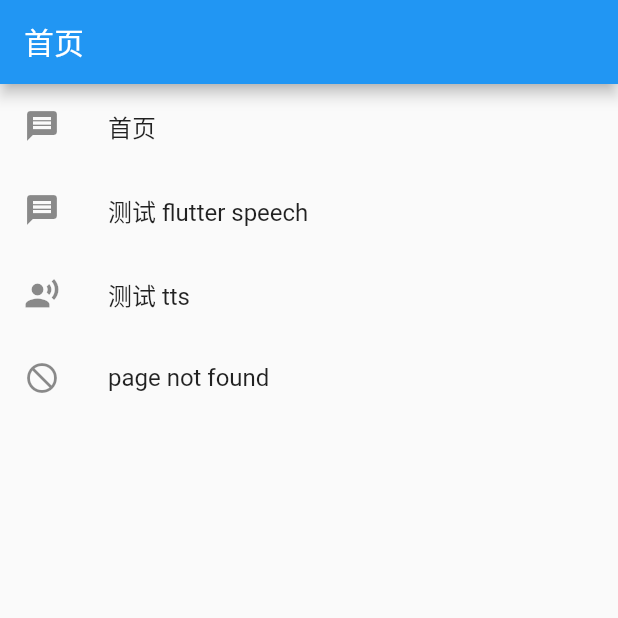
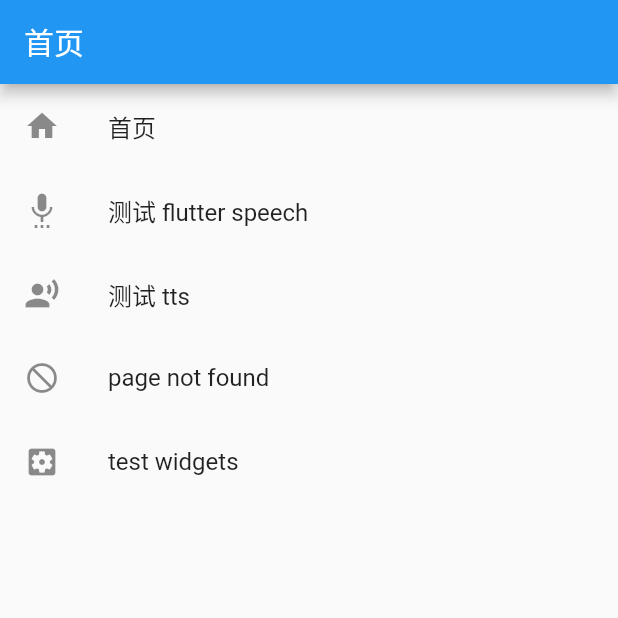
Before and after one commit to XHL-study/study_kt_swift, a Flutter app: the screen it shows after launch, on a phone screen of 412 x 824 dp, the top half of it. Run offline on Flutter 3.47's test engine with Material 2 defaults, Android fonts, the phone set to English and light mode, and no system bars; our stand-ins replace dio, file_picker; missing offline and left inert: flutter_speech, text_to_speech.

```diff
--- /dev/null
+++ b/lib/extension/index.dart
@@ -0,0 +1 @@
+export 'date_time_format.dart';
--- a/lib/main.dart
+++ b/lib/main.dart
@@ -1,7 +1,7 @@
 import 'package:flutter/material.dart';
-import 'package:study_kt_swift/home/home.dart';
 import 'package:study_kt_swift/my_routes.dart';
 import 'package:study_kt_swift/page_error/page_404.dart';
+
 
 void main() {
   runApp(const MyApp());
--- a/lib/my_routes.dart
+++ b/lib/my_routes.dart
@@ -3,6 +3,7 @@ import 'package:study_kt_swift/home/home.dart';
 import 'package:study_kt_swift/page_error/page_404.dart';
 import 'package:study_kt_swift/speech/speech.dart';
 import 'package:study_kt_swift/tts/tts.dart';
+import 'package:study_kt_swift/widgets/index.dart';
 
 typedef WidgetPage = Widget Function(RouteSettings rs);
 
@@ -34,7 +35,7 @@ class MyRoutes {
       MyRoute(
         routeName: Home.routeName,
         initTitle: '首页',
-        icon: Icons.message,
+        icon: Icons.home,
         hidden: _debugHiddenRoute,
         page: (rs) => Home(
           rs: rs,
@@ -44,7 +45,7 @@ class MyRoutes {
         routeName: Speech.routeName,
         initTitle: '测试 flutter speech',
         hidden: _debugHiddenRoute,
-        icon: Icons.message,
+        icon: Icons.settings_voice,
         page: (rs) => Speech(
           rs: rs,
         ),
@@ -64,13 +65,20 @@ class MyRoutes {
         page: (rs) => Page404(
           rs: rs,
         ),
+      ), MyRoute(
+        routeName: WidgetsIndex.routeName,
+        initTitle: 'test widgets',
+        icon: Icons.settings_applications,
+        page: (rs) => WidgetsIndex(
+          rs: rs,
+        ),
       ),
     ];
   }
 
   /// 路由配置
   static Map<String, MyRoute> get routes {
-    return Map.fromIterables(_routes.map((e) => e.routeName), _routes);
+    return { for (var mr in _routes) mr.routeName : mr };
   }
 
   /// 菜单
--- a/pubspec.yaml
+++ b/pubspec.yaml
@@ -37,6 +37,9 @@ dependencies:
   fish_redux: ^0.3.7
   flutter_speech: ^2.0.0
   text_to_speech: ^0.2.3
+  file_picker: ^4.3.0
+  dio: ^4.0.4
+  qiniu_flutter_sdk: ^0.3.0
 
 dev_dependencies:
   flutter_test:
```
Also changed, not shown: lib/extension/date_time_format.dart (added, +72 -0 lines), lib/widgets/date_format.dart (added, +19 -0 lines), lib/widgets/index.dart (added, +48 -0 lines), lib/widgets/select_file.dart (added, +43 -0 lines), pubspec.lock.
